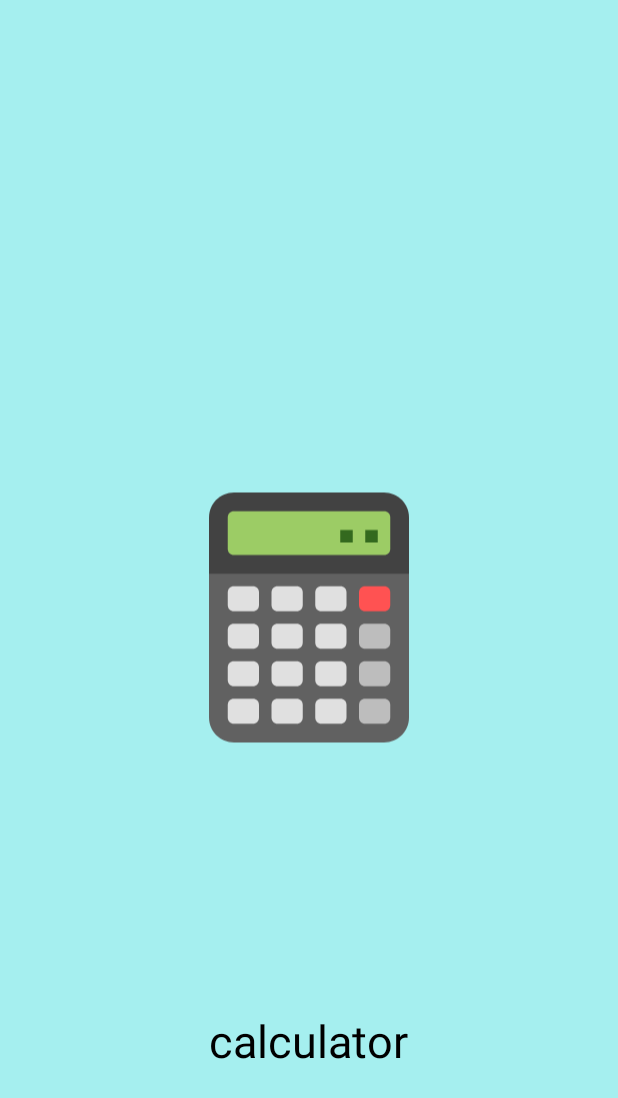
After one commit to omi4535/calculator, an Android app: the splash_screen screen opened directly, with no data from a screen before it, on a phone screen of 412 x 824 dp. The commit adds this screen. Shown: the top 1098 px of the screen. Run offline under Robolectric (Android 15) with nearby library versions, the phone set to English and light mode, and no system bars.

Commit message:
calculator 1st app

```diff
--- a/app/src/main/AndroidManifest.xml
+++ b/app/src/main/AndroidManifest.xml
@@ -5,11 +5,14 @@
     <application
         android:allowBackup="true"
         android:icon="@mipmap/ic_launcher"
-        android:label="@string/app_name"
+        android:label="calculator"
         android:roundIcon="@mipmap/ic_launcher_round"
         android:supportsRtl="true"
         android:theme="@style/Theme.Calciii">
-        <activity android:name=".MainActivity" android:exported="true" >
+        <activity android:name=".MainActivity"></activity>
+        <activity
+            android:name=".splash_screen"
+            android:exported="true">
             <intent-filter>
                 <action android:name="android.intent.action.MAIN" />
 
--- a/app/src/main/java/com/example/calciii/MainActivity.java
+++ b/app/src/main/java/com/example/calciii/MainActivity.java
@@ -1,13 +1,20 @@
 package com.example.calciii;
 
+import androidx.appcompat.app.ActionBar;
 import androidx.appcompat.app.AppCompatActivity;
 
+import android.graphics.Color;
+import android.graphics.drawable.ColorDrawable;
 import android.os.Bundle;
 import android.text.BoringLayout;
 import android.view.View;
 import android.widget.EditText;
 
+
+
+
 public class MainActivity extends AppCompatActivity {
+
     EditText edt1;
     EditText edt2;
     String op="+";
@@ -19,6 +26,19 @@ public class MainActivity extends AppCompatActivity {
     @Override
     protected void onCreate(Bundle savedInstanceState) {
         super.onCreate(savedInstanceState);
+        setContentView(R.layout.activity_main);
+
+        // Define ActionBar object
+
+
+        // Define ColorDrawable object and parse color
+        // using parseColor method
+        // with color hash code as its parameter
+        ColorDrawable colorDrawable
+                = new ColorDrawable(Color.parseColor("#FFFFFF"));
+
+        // Set BackgroundDrawable
+
         setContentView(R.layout.activity_main);
         edt1=findViewById(R.id.editTextText);
         edt2=findViewById(R.id.editTextText1);
--- /dev/null
+++ b/app/src/main/java/com/example/calciii/splash_screen.java
@@ -0,0 +1,29 @@
+package com.example.calciii;
+
+import androidx.appcompat.app.AppCompatActivity;
+
+import android.content.Intent;
+import android.os.Bundle;
+import android.os.Handler;
+import android.view.WindowManager;
+
+public class splash_screen extends AppCompatActivity {
+
+    @Override
+    protected void onCreate(Bundle savedInstanceState) {
+        super.onCreate(savedInstanceState);
+        setContentView(R.layout.activity_splash_screen);
+     getWindow().setFlags(WindowManager.LayoutParams.FLAG_FULLSCREEN,WindowManager.LayoutParams.FLAG_FULLSCREEN);
+
+     new Handler().postDelayed(new Runnable() {
+         @Override
+         public void run() {
+            Intent intent= new Intent(splash_screen.this,MainActivity.class);
+            startActivity(intent);
+            finish();
+         }
+     },2000);
+    }
+
+
+}
--- /dev/null
+++ b/app/src/main/res/drawable/svgfile.xml
@@ -0,0 +1,69 @@
+<vector xmlns:android="http://schemas.android.com/apk/res/android"
+    android:width="48dp"
+    android:height="48dp"
+    android:viewportWidth="48"
+    android:viewportHeight="48">
+  <path
+      android:pathData="M40,16H8v24c0,2.2 1.8,4 4,4h24c2.2,0 4,-1.8 4,-4V16z"
+      android:fillColor="#616161"/>
+  <path
+      android:pathData="M36,4H12C9.8,4 8,5.8 8,8v9h32V8C40,5.8 38.2,4 36,4z"
+      android:fillColor="#424242"/>
+  <path
+      android:pathData="M36,14H12c-0.6,0 -1,-0.4 -1,-1V8c0,-0.6 0.4,-1 1,-1h24c0.6,0 1,0.4 1,1v5C37,13.6 36.6,14 36,14z"
+      android:fillColor="#9CCC65"/>
+  <path
+      android:pathData="M33,10h2v2h-2z"
+      android:fillColor="#33691E"/>
+  <path
+      android:pathData="M29,10h2v2h-2z"
+      android:fillColor="#33691E"/>
+  <path
+      android:pathData="M36,23h-3c-0.6,0 -1,-0.4 -1,-1v-2c0,-0.6 0.4,-1 1,-1h3c0.6,0 1,0.4 1,1v2C37,22.6 36.6,23 36,23z"
+      android:fillColor="#FF5252"/>
+  <path
+      android:pathData="M15,23h-3c-0.6,0 -1,-0.4 -1,-1v-2c0,-0.6 0.4,-1 1,-1h3c0.6,0 1,0.4 1,1v2C16,22.6 15.6,23 15,23z"
+      android:fillColor="#E0E0E0"/>
+  <path
+      android:pathData="M22,23h-3c-0.6,0 -1,-0.4 -1,-1v-2c0,-0.6 0.4,-1 1,-1h3c0.6,0 1,0.4 1,1v2C23,22.6 22.6,23 22,23z"
+      android:fillColor="#E0E0E0"/>
+  <path
+      android:pathData="M29,23h-3c-0.6,0 -1,-0.4 -1,-1v-2c0,-0.6 0.4,-1 1,-1h3c0.6,0 1,0.4 1,1v2C30,22.6 29.6,23 29,23z"
+      android:fillColor="#E0E0E0"/>
+  <path
+      android:pathData="M15,29h-3c-0.6,0 -1,-0.4 -1,-1v-2c0,-0.6 0.4,-1 1,-1h3c0.6,0 1,0.4 1,1v2C16,28.6 15.6,29 15,29z"
+      android:fillColor="#E0E0E0"/>
+  <path
+      android:pathData="M22,29h-3c-0.6,0 -1,-0.4 -1,-1v-2c0,-0.6 0.4,-1 1,-1h3c0.6,0 1,0.4 1,1v2C23,28.6 22.6,29 22,29z"
+      android:fillColor="#E0E0E0"/>
+  <path
+      android:pathData="M29,29h-3c-0.6,0 -1,-0.4 -1,-1v-2c0,-0.6 0.4,-1 1,-1h3c0.6,0 1,0.4 1,1v2C30,28.6 29.6,29 29,29z"
+      android:fillColor="#E0E0E0"/>
+  <path
+      android:pathData="M15,35h-3c-0.6,0 -1,-0.4 -1,-1v-2c0,-0.6 0.4,-1 1,-1h3c0.6,0 1,0.4 1,1v2C16,34.6 15.6,35 15,35z"
+      android:fillColor="#E0E0E0"/>
+  <path
+      android:pathData="M22,35h-3c-0.6,0 -1,-0.4 -1,-1v-2c0,-0.6 0.4,-1 1,-1h3c0.6,0 1,0.4 1,1v2C23,34.6 22.6,35 22,35z"
+      android:fillColor="#E0E0E0"/>
+  <path
+      android:pathData="M29,35h-3c-0.6,0 -1,-0.4 -1,-1v-2c0,-0.6 0.4,-1 1,-1h3c0.6,0 1,0.4 1,1v2C30,34.6 29.6,35 29,35z"
+      android:fillColor="#E0E0E0"/>
+  <path
+      android:pathData="M15,41h-3c-0.6,0 -1,-0.4 -1,-1v-2c0,-0.6 0.4,-1 1,-1h3c0.6,0 1,0.4 1,1v2C16,40.6 15.6,41 15,41z"
+      android:fillColor="#E0E0E0"/>
+  <path
+      android:pathData="M22,41h-3c-0.6,0 -1,-0.4 -1,-1v-2c0,-0.6 0.4,-1 1,-1h3c0.6,0 1,0.4 1,1v2C23,40.6 22.6,41 22,41z"
+      android:fillColor="#E0E0E0"/>
+  <path
+      android:pathData="M29,41h-3c-0.6,0 -1,-0.4 -1,-1v-2c0,-0.6 0.4,-1 1,-1h3c0.6,0 1,0.4 1,1v2C30,40.6 29.6,41 29,41z"
+      android:fillColor="#E0E0E0"/>
+  <path
+      android:pathData="M36,29h-3c-0.6,0 -1,-0.4 -1,-1v-2c0,-0.6 0.4,-1 1,-1h3c0.6,0 1,0.4 1,1v2C37,28.6 36.6,29 36,29z"
+      android:fillColor="#BDBDBD"/>
+  <path
+      android:pathData="M36,35h-3c-0.6,0 -1,-0.4 -1,-1v-2c0,-0.6 0.4,-1 1,-1h3c0.6,0 1,0.4 1,1v2C37,34.6 36.6,35 36,35z"
+      android:fillColor="#BDBDBD"/>
+  <path
+      android:pathData="M36,41h-3c-0.6,0 -1,-0.4 -1,-1v-2c0,-0.6 0.4,-1 1,-1h3c0.6,0 1,0.4 1,1v2C37,40.6 36.6,41 36,41z"
+      android:fillColor="#BDBDBD"/>
+</vector>
--- a/app/src/main/res/layout/activity_main.xml
+++ b/app/src/main/res/layout/activity_main.xml
@@ -65,7 +65,7 @@
                 android:layout_width="40pt"
                 android:layout_weight="1"
                 android:textSize="30sp"
-                android:text="=/-"
+                android:text="+/-"
                 android:id="@+id/bu_plus_mins"
                 >
             </android.widget.Button>
@@ -312,18 +312,19 @@
 
             </android.widget.Button>
 
-            <android.widget.Button
+            <com.google.android.material.button.MaterialButton
+                app:cornerRadius="600dp"
                 android:id="@+id/bu_equal"
                 android:layout_width="30pt"
                 android:layout_height="40pt"
                 android:layout_marginRight="1pt"
                 android:layout_weight="1"
+                android:backgroundTint="@color/equal"
                 android:onClick="equal_event"
-                android:backgroundTint="@color/equal"
                 android:text="="
                 android:textSize="30dp">
 
-            </android.widget.Button>
+            </com.google.android.material.button.MaterialButton>
         </TableRow>
 
     </TableLayout>
--- /dev/null
+++ b/app/src/main/res/layout/activity_splash_screen.xml
@@ -0,0 +1,33 @@
+<?xml version="1.0" encoding="utf-8"?>
+<RelativeLayout xmlns:android="http://schemas.android.com/apk/res/android"
+    xmlns:app="http://schemas.android.com/apk/res-auto"
+    xmlns:tools="http://schemas.android.com/tools"
+    android:layout_width="match_parent"
+    android:layout_height="match_parent"
+    tools:context=".splash_screen"
+    android:background="#A5EFEF"
+    >
+    <ImageView
+        android:layout_width="200dp"
+        android:layout_height="350dp"
+        android:layout_centerInParent="true"
+        android:src="@drawable/svgfile"
+        >
+
+    </ImageView>
+
+    <TextView
+        android:layout_width="wrap_content"
+        android:layout_height="wrap_content"
+
+
+        android:layout_alignParentBottom="true"
+        android:layout_centerInParent="true"
+        android:text="calculator"
+        android:textSize="30dp"
+        android:layout_marginBottom="110dp"
+        android:textColor="@color/black"
+
+/>
+
+</RelativeLayout>
--- a/app/src/main/res/values/themes.xml
+++ b/app/src/main/res/values/themes.xml
@@ -1,6 +1,6 @@
 <resources xmlns:tools="http://schemas.android.com/tools">
     <!-- Base application theme. -->
-    <style name="Theme.Calciii" parent="Theme.MaterialComponents.DayNight.DarkActionBar">
+    <style name="Theme.Calciii" parent="Theme.MaterialComponents.DayNight.NoActionBar">
         <!-- Primary brand color. -->
         <item name="colorPrimary">@color/purple_500</item>
         <item name="colorPrimaryVariant">@color/purple_700</item>
```
